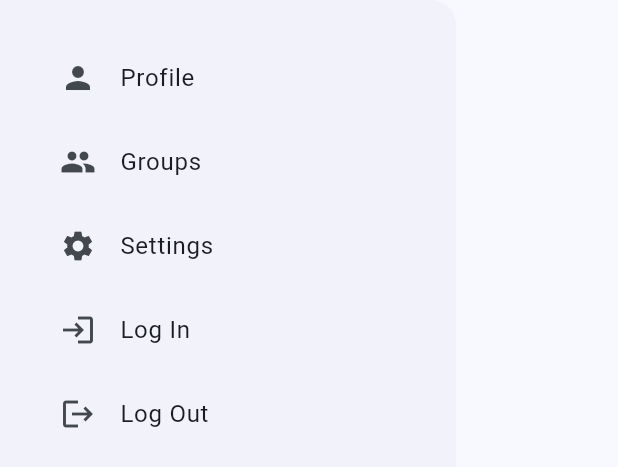
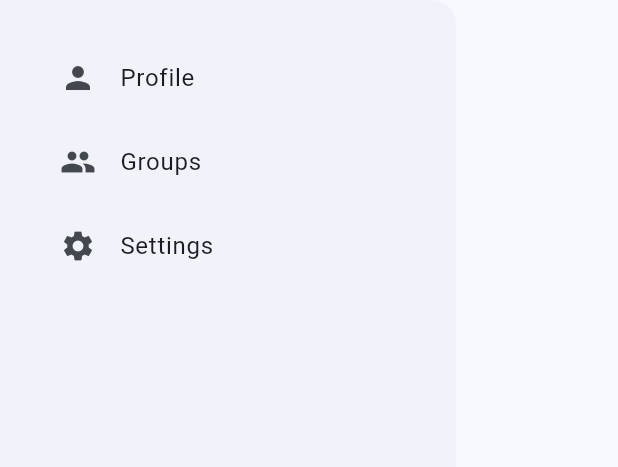
Before and after one commit to kaloqnnajdenov/buy_list, a Flutter app: the NavigationDrawer widget shown alone on an empty page, opened directly, on a phone screen of 412 x 824 dp. Shown: the top 467 px of the screen. Run offline on Flutter 3.47's test engine with Material 3 defaults, Android fonts, the light colour scheme and no system bars; our stand-ins replace shared_preferences; accounts and stored records are empty.

Commit message:
modify navigation bar

```diff
--- a/lib/widgets/navigation_drawer.dart
+++ b/lib/widgets/navigation_drawer.dart
@@ -46,16 +46,6 @@ class NavigationDrawer extends StatelessWidget {
               title: const Text("Settings"),
               //onTap: () {}, //TODO
             ),
-            const ListTile(
-              leading: const Icon(Icons.login),
-              title: const Text("Log In"),
-              //onTap: () {}, //TODO
-            ),
-            const ListTile(
-              leading: const Icon(Icons.logout),
-              title: const Text("Log Out"),
-              //onTap: () {}, //TODO
-            ),
           ],
         ),
       );
```
